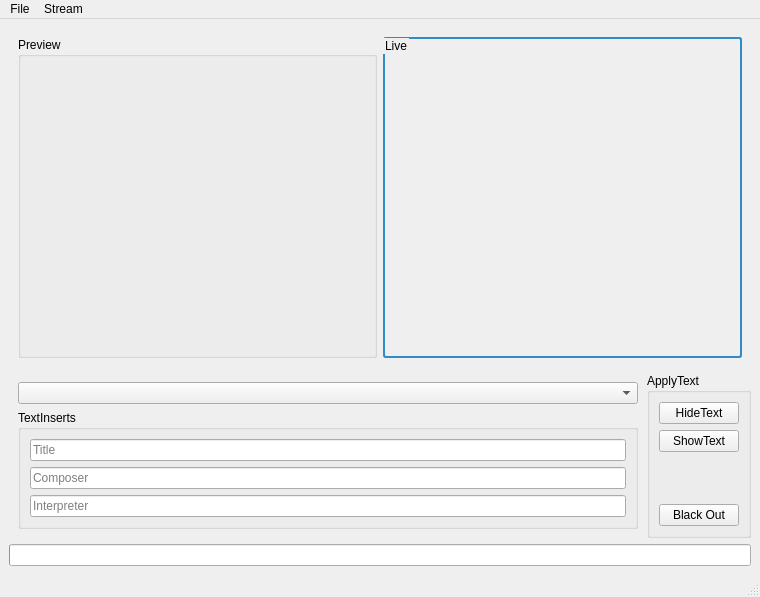
First picture: the form in gui/UIs/striem.ui, repository iem-projects/striem, before the edit.
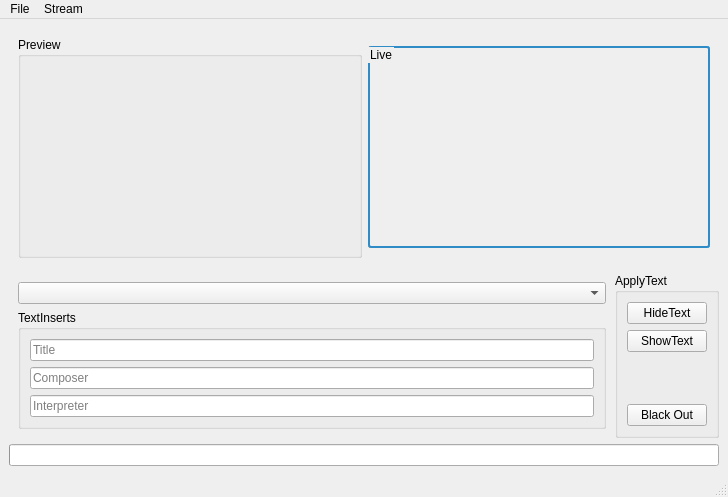
Second picture: the form after the edit.

Commit message: fixed size for video preview

The edit to the form file:
```diff
--- a/gui/UIs/striem.ui
+++ b/gui/UIs/striem.ui
@@ -6,8 +6,8 @@
    <rect>
     <x>0</x>
     <y>0</y>
-    <width>760</width>
-    <height>597</height>
+    <width>726</width>
+    <height>490</height>
    </rect>
   </property>
   <property name="windowTitle">
@@ -18,8 +18,27 @@
     <item>
      <widget class="QFrame" name="videoFrame">
       <layout class="QHBoxLayout" name="horizontalLayout">
+       <item>
+        <spacer name="horizontalSpacer_2">
+         <property name="orientation">
+          <enum>Qt::Horizontal</enum>
+         </property>
+         <property name="sizeHint" stdset="0">
+          <size>
+           <width>40</width>
+           <height>20</height>
+          </size>
+         </property>
+        </spacer>
+       </item>
        <item>
         <widget class="QGroupBox" name="previewFrame">
+         <property name="sizePolicy">
+          <sizepolicy hsizetype="Fixed" vsizetype="Fixed">
+           <horstretch>0</horstretch>
+           <verstretch>0</verstretch>
+          </sizepolicy>
+         </property>
          <property name="title">
           <string>Preview</string>
          </property>
@@ -37,8 +56,27 @@
          </layout>
         </widget>
        </item>
+       <item>
+        <spacer name="horizontalSpacer">
+         <property name="orientation">
+          <enum>Qt::Horizontal</enum>
+         </property>
+         <property name="sizeHint" stdset="0">
+          <size>
+           <width>40</width>
+           <height>20</height>
+          </size>
+         </property>
+        </spacer>
+       </item>
        <item>
         <widget class="QGroupBox" name="liveFrame">
+         <property name="sizePolicy">
+          <sizepolicy hsizetype="Fixed" vsizetype="Fixed">
+           <horstretch>0</horstretch>
+           <verstretch>0</verstretch>
+          </sizepolicy>
+         </property>
          <property name="palette">
           <palette>
            <active>
@@ -186,6 +224,19 @@
          </layout>
         </widget>
        </item>
+       <item>
+        <spacer name="horizontalSpacer_3">
+         <property name="orientation">
+          <enum>Qt::Horizontal</enum>
+         </property>
+         <property name="sizeHint" stdset="0">
+          <size>
+           <width>40</width>
+           <height>20</height>
+          </size>
+         </property>
+        </spacer>
+       </item>
       </layout>
      </widget>
     </item>
@@ -379,7 +430,7 @@
     <rect>
      <x>0</x>
      <y>0</y>
-     <width>760</width>
+     <width>726</width>
      <height>19</height>
     </rect>
    </property>
```
